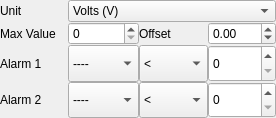
Old version of the form companion/src/modeledit/telemetry_analog.ui in the repository opentx/opentx.
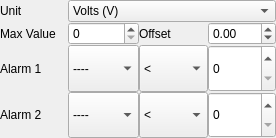
New version of the form.

```diff
--- a/companion/src/modeledit/telemetry_analog.ui
+++ b/companion/src/modeledit/telemetry_analog.ui
@@ -7,7 +7,7 @@
     <x>0</x>
     <y>0</y>
     <width>276</width>
-    <height>118</height>
+    <height>138</height>
    </rect>
   </property>
   <property name="windowTitle">
```
Left out of the diff: 11 changed lines with no effect on the pictures.
